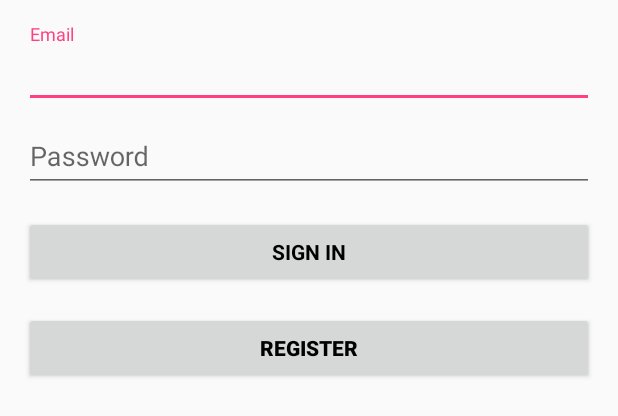
After one commit to Disqovery2016/Team_17, an Android app: the layout activity_login.xml on its own in the app's theme, with its tools: preview values and no code run, on a phone screen of 412 x 824 dp. The commit adds this screen. Shown: the top 416 px of the screen. Run offline under Robolectric (Android 15) with nearby library versions, the light colour scheme and no system bars.

Commit message:
Creating logging activity

```diff
--- /dev/null
+++ b/app/src/main/res/layout/activity_login.xml
@@ -0,0 +1,84 @@
+<LinearLayout xmlns:android="http://schemas.android.com/apk/res/android"
+    xmlns:tools="http://schemas.android.com/tools"
+    android:layout_width="match_parent"
+    android:layout_height="match_parent"
+    android:gravity="center_horizontal"
+    android:orientation="vertical"
+    android:paddingBottom="@dimen/activity_vertical_margin"
+    android:paddingLeft="@dimen/activity_horizontal_margin"
+    android:paddingRight="@dimen/activity_horizontal_margin"
+    android:paddingTop="@dimen/activity_vertical_margin"
+    tools:context="com.RetroLogin.LoginActivity">
+    <!-- LoginResponse progress -->
+    <ProgressBar
+        android:id="@+id/login_progress"
+        style="?android:attr/progressBarStyleLarge"
+        android:layout_width="wrap_content"
+        android:layout_height="wrap_content"
+        android:layout_marginBottom="8dp"
+        android:visibility="gone" />
+    <ScrollView
+        android:id="@+id/login_form"
+        android:layout_width="match_parent"
+        android:layout_height="match_parent"
+        android:scrollbars="none">
+        <LinearLayout
+            android:id="@+id/email_login_form"
+            android:layout_width="match_parent"
+            android:layout_height="wrap_content"
+            android:orientation="vertical">
+            <android.support.design.widget.TextInputLayout
+                android:layout_width="match_parent"
+                android:layout_height="wrap_content">
+                <AutoCompleteTextView
+                    android:id="@+id/email"
+                    android:layout_width="match_parent"
+                    android:layout_height="wrap_content"
+                    android:hint="@string/prompt_email"
+                    android:inputType="textEmailAddress"
+                    android:maxLines="1"
+                    android:singleLine="true" />
+            </android.support.design.widget.TextInputLayout>
+            <android.support.design.widget.TextInputLayout
+                android:layout_width="match_parent"
+                android:layout_height="wrap_content">
+                <EditText
+                    android:id="@+id/password"
+                    android:layout_width="match_parent"
+                    android:layout_height="wrap_content"
+                    android:hint="@string/prompt_password"
+                    android:imeActionId="@+id/login"
+                    android:imeActionLabel="@string/action_sign_in_short"
+                    android:imeOptions="actionUnspecified"
+                    android:inputType="textPassword"
+                    android:maxLines="1"
+                    android:singleLine="true" />
+            </android.support.design.widget.TextInputLayout>
+            <Button
+                android:id="@+id/email_sign_in_button"
+                style="?android:textAppearanceSmall"
+                android:layout_width="match_parent"
+                android:layout_height="wrap_content"
+                android:layout_marginTop="16dp"
+                android:text="@string/action_sign_in"
+                android:textColor="@color/colorBlack"
+                android:textStyle="bold" />
+            <Button
+                android:id="@+id/registration_button"
+                android:layout_width="match_parent"
+                android:layout_height="wrap_content"
+                android:layout_marginTop="16dp"
+                android:text="@string/registration_button"
+                android:textColor="@color/colorBlack"
+                android:textStyle="bold"/>
+            <TextView
+                android:id="@+id/failed_login"
+                android:layout_width="wrap_content"
+                android:layout_height="wrap_content"
+                android:textColor="@color/colorPrimaryDark"
+                android:layout_margin="24dp"
+                android:textSize="16sp"
+                android:text="@string/no_text"/>
+        </LinearLayout>
+    </ScrollView>
+</LinearLayout>
--- a/app/src/main/res/values/colors.xml
+++ b/app/src/main/res/values/colors.xml
@@ -1,6 +1,9 @@
 <?xml version="1.0" encoding="utf-8"?>
 <resources>
+
     <color name="colorPrimary">#3F51B5</color>
     <color name="colorPrimaryDark">#303F9F</color>
     <color name="colorAccent">#FF4081</color>
+    <color name="colorBlack">#000000</color>
+
 </resources>
--- a/app/src/main/res/values/strings.xml
+++ b/app/src/main/res/values/strings.xml
@@ -1,3 +1,22 @@
+<?xml version="1.0" encoding="utf-8"?>
 <resources>
+
     <string name="app_name">Team17</string>
+    <string name="prompt_email">Email</string>
+    <string name="prompt_password">Password </string>
+    <string name="registration_button">Register</string>
+    <string name="action_sign_in">Sign in</string>
+    <string name="action_sign_in_short">Sign in</string>
+    <string name="error_invalid_email">This email address is invalid</string>
+    <string name="error_invalid_password">This password is too short</string>
+    <string name="error_incorrect_password">This password is incorrect</string>
+    <string name="error_field_required">This field is required</string>
+    <string name="permission_rationale">Contacts permissions are needed for providing email completions.</string>
+    <string name="no_text"> </string>
+    <string name="registration_message">You are not registered yet. Use the registration button to complete your registration.</string>
+    <string name="registration_failed">Your email or password is already in use</string>
+    <string-array name="autocomplete">
+        <item>example@gmail.com</item>
+    </string-array>    <string name="gcm_senderid">107465190208</string>
+
 </resources>
```
Also changed, not shown: app/build.gradle (+7 -0 lines), app/src/main/java/tech/team17/ApiInterface.java (added, +27 -0 lines), app/src/main/java/tech/team17/LoginActivity.java (added, +222 -0 lines), app/src/main/java/tech/team17/LoginResponse.java (added, +9 -0 lines), app/src/main/java/tech/team17/MainActivity.java (+64 -1 lines), app/src/main/java/tech/team17/util/Utility.java (added, +10 -0 lines), app/src/main/res/layout/activity_main.xml (+10 -4 lines), app/src/main/res/drawable/ic_launcher.png (renamed from app/src/main/res/mipmap-hdpi/ic_launcher.png).
